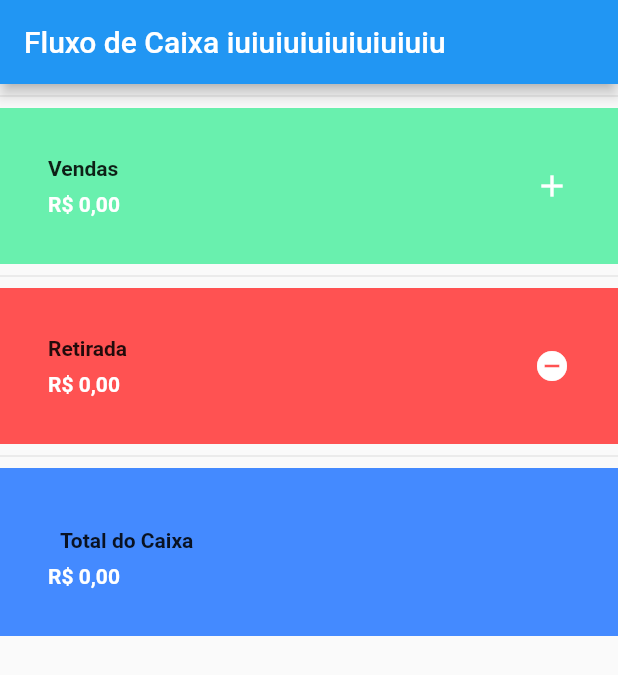
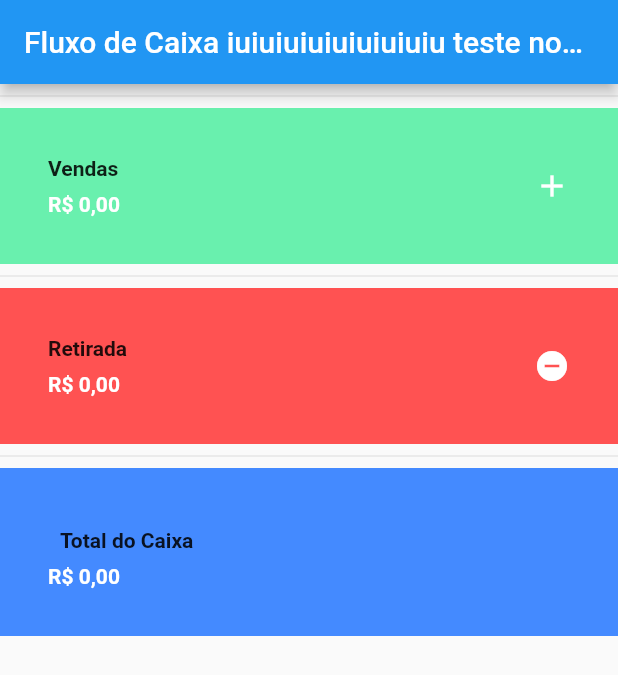
Before and after one commit to heitorhp/fluxo_de_caixa, a Flutter app: the screen it shows after launch, on a phone screen of 412 x 824 dp. Shown: the top 675 px of the screen. Run offline on Flutter 3.47's test engine with Material 2 defaults, Android fonts, the phone set to English and light mode, and no system bars.

Commit message:
Eu mudei linha 191 - com um novo teste

```diff
--- a/lib/main.dart
+++ b/lib/main.dart
@@ -188,7 +188,7 @@ class MyApp extends StatelessWidget {
       debugShowCheckedModeBanner: false, //tira o banner do debug
       home: Scaffold(
         appBar: AppBar(
-          title: Text("Fluxo de Caixa iuiuiuiuiuiuiuiuiu"),
+          title: Text("Fluxo de Caixa iuiuiuiuiuiuiuiuiu teste novamnete"),
         ),
         body: Column(
           children: <Widget>[
```
